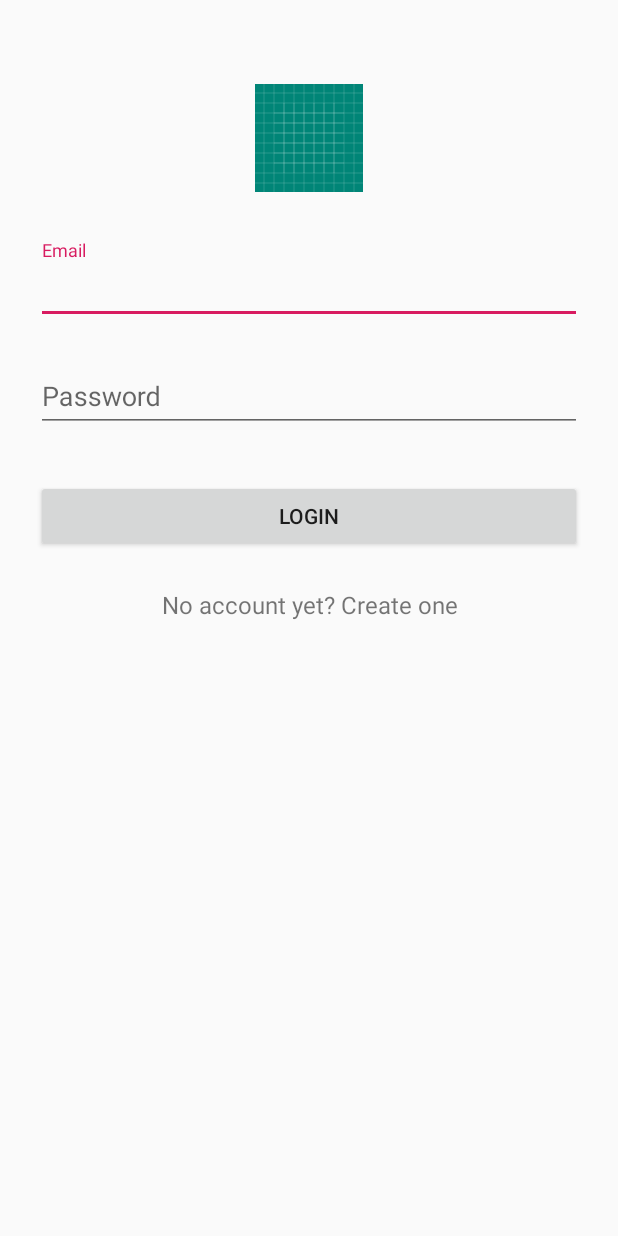
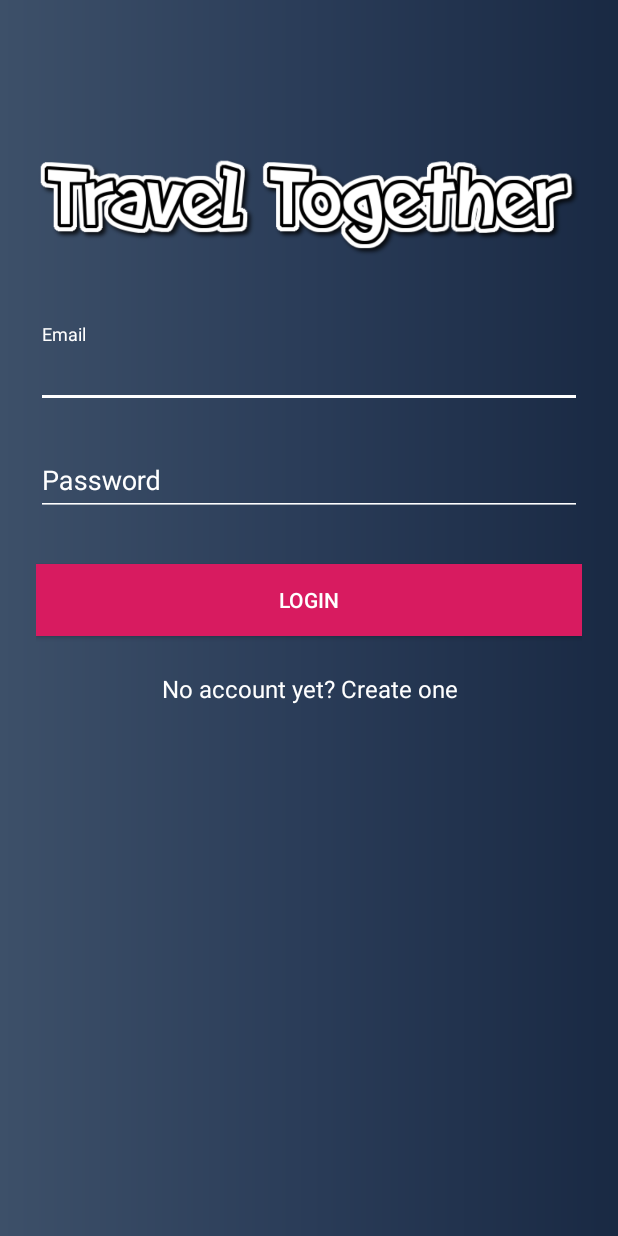
Before and after one commit to bqhuyy/Travel-together, an Android app: the layout activity_login.xml on its own in the app's theme, with its tools: preview values and no code run, on a phone screen of 412 x 824 dp. Run offline under Robolectric (Android 15) with nearby library versions, the phone set to English and light mode, and no system bars.

Commit message:
update login and sign up UI

```diff
--- a/app/src/main/res/layout/activity_login.xml
+++ b/app/src/main/res/layout/activity_login.xml
@@ -130,22 +130,24 @@
 <!--</LinearLayout>-->
 
 <RelativeLayout xmlns:android="http://schemas.android.com/apk/res/android"
-android:layout_width="fill_parent"
-android:layout_height="fill_parent"
-android:fitsSystemWindows="true">
+    android:layout_width="fill_parent"
+    android:layout_height="fill_parent"
+    xmlns:app="http://schemas.android.com/apk/res-auto"
+    android:fitsSystemWindows="true"
+    android:background="@drawable/gradient_screen">
 
 <LinearLayout
     android:orientation="vertical"
     android:layout_width="match_parent"
     android:layout_height="wrap_content"
-    android:paddingTop="56dp"
+    android:paddingTop="100dp"
     android:paddingLeft="24dp"
     android:paddingRight="24dp">
 
-    <ImageView android:src="@drawable/ic_launcher_background"
+    <ImageView android:src="@drawable/appname"
         android:layout_width="wrap_content"
         android:layout_height="72dp"
-        android:layout_marginBottom="24dp"
+        android:layout_marginBottom="36dp"
         android:layout_gravity="center_horizontal" />
 
     <!-- Email Label -->
@@ -153,12 +155,14 @@ android:fitsSystemWindows="true">
         android:layout_width="match_parent"
         android:layout_height="wrap_content"
         android:layout_marginTop="8dp"
-        android:layout_marginBottom="8dp">
+        android:layout_marginBottom="8dp"
+        android:theme="@style/TextInputLayoutAppearance">
         <EditText android:id="@+id/login_email"
             android:layout_width="match_parent"
             android:layout_height="wrap_content"
             android:inputType="textEmailAddress"
-            android:hint="Email" />
+            android:hint="Email"
+            android:textColor="@color/white"/>
     </android.support.design.widget.TextInputLayout>
 
     <!-- Password Label -->
@@ -166,12 +170,14 @@ android:fitsSystemWindows="true">
         android:layout_width="match_parent"
         android:layout_height="wrap_content"
         android:layout_marginTop="8dp"
-        android:layout_marginBottom="8dp">
+        android:layout_marginBottom="8dp"
+        android:theme="@style/TextInputLayoutAppearance">
         <EditText android:id="@+id/login_password"
             android:layout_width="match_parent"
             android:layout_height="wrap_content"
             android:inputType="textPassword"
-            android:hint="Password"/>
+            android:hint="Password"
+            android:textColor="@color/white"/>
     </android.support.design.widget.TextInputLayout>
 
     <android.support.v7.widget.AppCompatButton
@@ -181,7 +187,9 @@ android:fitsSystemWindows="true">
         android:layout_marginTop="24dp"
         android:layout_marginBottom="24dp"
         android:padding="12dp"
-        android:text="Login"/>
+        android:text="Login"
+        android:background="@color/colorAccent"
+        android:textColor="@color/white"/>
 
     <TextView android:id="@+id/login_signup_activity"
         android:layout_width="fill_parent"
@@ -189,7 +197,8 @@ android:fitsSystemWindows="true">
         android:layout_marginBottom="24dp"
         android:text="No account yet? Create one"
         android:gravity="center"
-        android:textSize="16dip"/>
+        android:textSize="16dip"
+        android:textColor="@color/white"/>
 
 </LinearLayout>
 </RelativeLayout>
--- a/app/src/main/res/values/colors.xml
+++ b/app/src/main/res/values/colors.xml
@@ -7,4 +7,8 @@
     <color name="grey_100">#F5F5F5</color>
     <color name="grey_300">#E0E0E0</color>
     <color name="grey_500">#9E9E9E</color>
+
+    <color name="white">#FFFFFF</color>
+    <color name="red_300">#E43F3F</color>
+    <color name="red_500">#CC1D1D</color>
 </resources>
--- a/app/src/main/res/values/strings.xml
+++ b/app/src/main/res/values/strings.xml
@@ -1,5 +1,5 @@
 <resources>
-    <string name="app_name">TravelTogether</string>
+    <string name="app_name">Travel Together</string>
     <string name="label_google_sign_in">Firebase + Google Sign In</string>
     <string name="desc_google_sign_in">Use a Google Sign In credential to authenticate with Firebase.</string>
 
--- a/app/src/main/res/values/styles.xml
+++ b/app/src/main/res/values/styles.xml
@@ -11,6 +11,8 @@
     <style name="ThemeOverlay.MyNoTitleActivity" parent="AppTheme">
         <item name="windowActionBar">false</item>
         <item name="windowNoTitle">true</item>
+        <item name="android:windowTranslucentStatus">true</item>
+        <item name="android:windowTranslucentNavigation">true</item>
     </style>
 
     <!-- Dark Buttons -->
@@ -46,4 +48,30 @@
         <item name="android:textSize">36sp</item>
     </style>
 
+    <style name="CustomProgressDialog" parent="Theme.AppCompat.Dialog">
+        <item name="android:textColor">#FFFFFF</item>
+        <item name="android:background">#E43F3F</item>
+    </style>
+
+    <style name="ErrorText" parent="TextAppearance.AppCompat">
+        <item name="android:textColor">#FFFFFF</item>
+        <item name="android:textSize">16sp</item>
+    </style>
+
+    <style name="HintText" parent="TextAppearance.AppCompat">
+        <item name="android:textColor">@color/white</item>
+        <item name="android:textSize">14sp</item>
+    </style>
+
+
+    <style name="TextInputLayoutAppearance" parent="Widget.Design.TextInputLayout">
+        <!-- reference our hint & error styles -->
+        <item name="hintTextAppearance">@style/HintText</item>
+        <item name="errorTextAppearance">@style/ErrorText</item>
+        <item name="android:textColor">@color/white</item>
+        <item name="android:textColorHint">@color/white</item>
+        <item name="colorControlNormal">@color/white</item>
+        <item name="colorControlActivated">@color/white</item>
+        <item name="colorControlHighlight">@color/white</item>
+    </style>
 </resources>
```
Also changed, not shown: app/src/main/AndroidManifest.xml (+6 -2 lines), app/src/main/java/cs300/apcs04/traveltogether/LoginActivity.java (+38 -16 lines), app/src/main/java/cs300/apcs04/traveltogether/SignupActivity.java (+37 -4 lines), app/src/main/res/layout/activity_signup.xml (+22 -12 lines).
